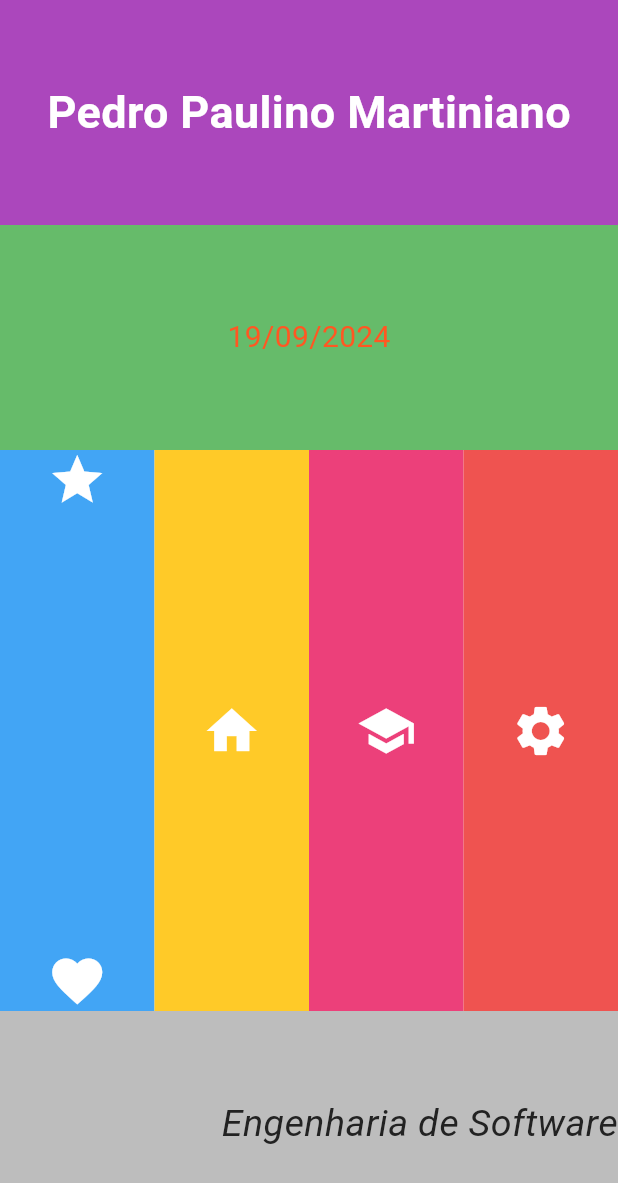
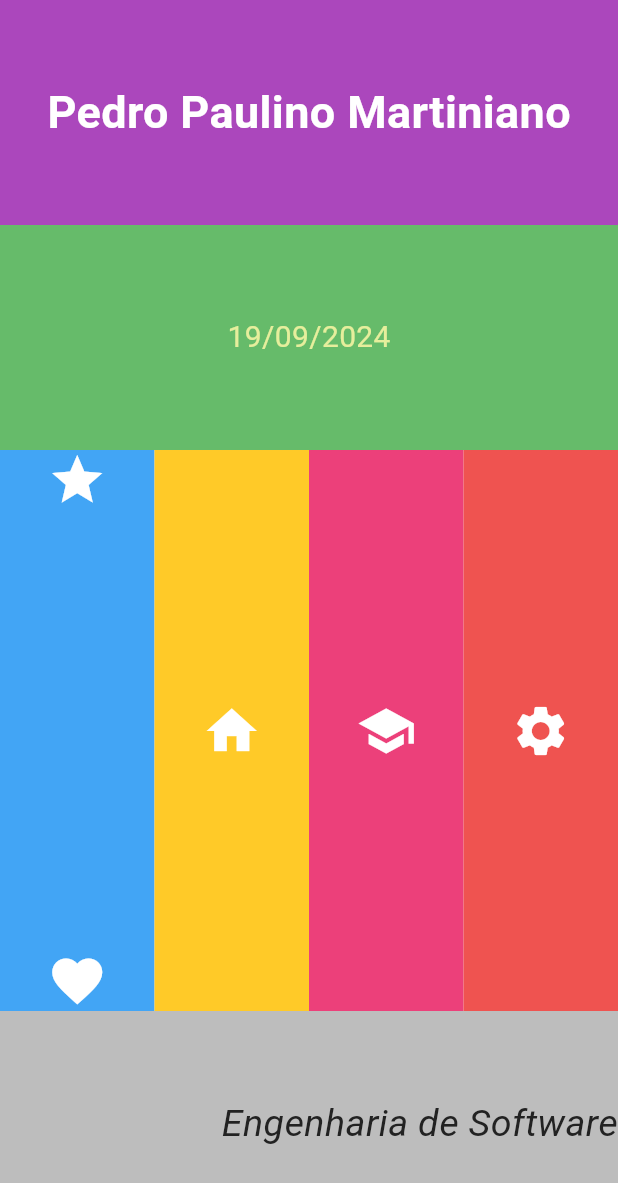
Before and after one commit to faustocintra/dsm2-unifacef-2024-2, a Flutter app: the screen it shows after launch, on a phone screen of 412 x 824 dp. Shown: the top 1183 px of the screen. Run offline on Flutter 3.47's test engine with Material 3 defaults, Android fonts, the phone set to English and light mode, and no system bars.

Commit message:
prova fausto - pedro paulino

```diff
--- a/layoult2/lib/main.dart
+++ b/layoult2/lib/main.dart
@@ -1,9 +1,11 @@
+// Pedro Paulino Martiniano 25784
 import 'package:flutter/material.dart';
 
+// função main para rodar aplicação carrendo widget
 void main() {
   runApp(const MyApp());
 }
-
+// classe da applicação
 class MyApp extends StatelessWidget {
   const MyApp({super.key});
   @override
@@ -15,7 +17,7 @@ class MyApp extends StatelessWidget {
         colorScheme: ColorScheme.fromSeed(seedColor: Colors.deepPurple),
         useMaterial3: true,
       ),
-      home: const MyHomePage(title: 'Flutter Demo Home Page'),
+      home: const MyHomePage(title: 'Prova 1 - Pedro Paulino'),
     );
   }
 }
@@ -30,9 +32,10 @@ class MyHomePage extends StatelessWidget {
   }
 }
 
+// layoult da aplicação
 class Layout extends StatelessWidget {
   const Layout({super.key});
-
+  // retorno de widget
   @override
   Widget build(BuildContext context) {
     return Column(
@@ -66,12 +69,13 @@ class Layout extends StatelessWidget {
               child: Container(
                 color: Colors.green[400],
                 height: 150,
-                child: const Center(
+                child: Center(
                   child: Text(
                     // data da prova
                     '19/09/2024',
                     style: TextStyle(
-                      color: Colors.deepOrange,
+                      // cor verde limão com tonalidade 200
+                      color: Colors.lime[200],
                       fontSize: 20
                     ),
                   ),
@@ -94,7 +98,7 @@ class Layout extends StatelessWidget {
               Align(
                 alignment: Alignment.topCenter,
                 child: Icon(
-                  Icons.star,  // Ícone superior
+                  Icons.star,  // Ícone superior branco
                   color: Colors.white,
                   size: 40,
                 ),
@@ -103,7 +107,7 @@ class Layout extends StatelessWidget {
               Align(
                 alignment: Alignment.bottomCenter,
                 child: Icon(
-                  Icons.favorite,  // Ícone inferior
+                  Icons.favorite,  // Ícone inferior branco
                   color: Colors.white,
                   size: 40,
                 ),
@@ -118,7 +122,7 @@ class Layout extends StatelessWidget {
           color: Colors.amber[400],
           child: const Center(
             child: Icon(
-              Icons.home,  // Ícone central
+              Icons.home,  // Ícone central branco
               color: Colors.white,
               size: 40,
             ),
@@ -131,7 +135,7 @@ class Layout extends StatelessWidget {
           color: Colors.pink[400],
           child: const Center(
             child: Icon(
-              Icons.school,  // Ícone central
+              Icons.school,  // Ícone central branco
               color: Colors.white,
               size: 40,
             ),
@@ -144,7 +148,7 @@ class Layout extends StatelessWidget {
           color: Colors.red[400],
           child: const Center(
             child: Icon(
-              Icons.settings,  // Ícone central
+              Icons.settings,  // Ícone central branco
               color: Colors.white,
               size: 40,
             ),
```
Also changed, not shown: layoult2/print_prova_1/image.png (added).
